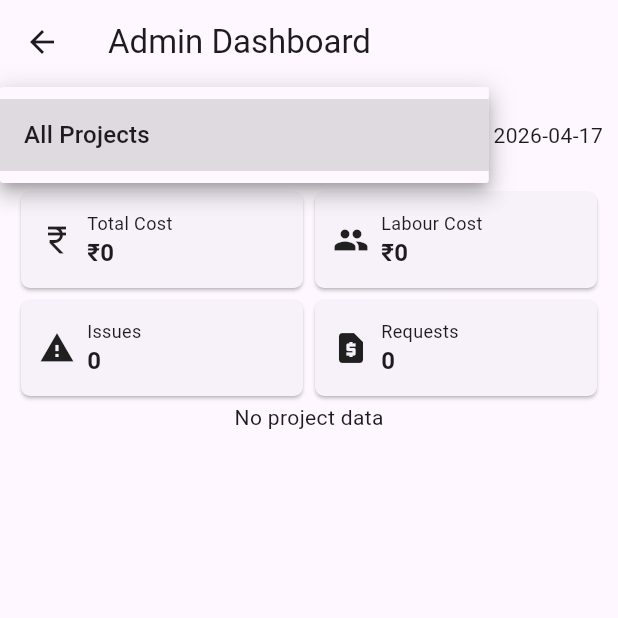
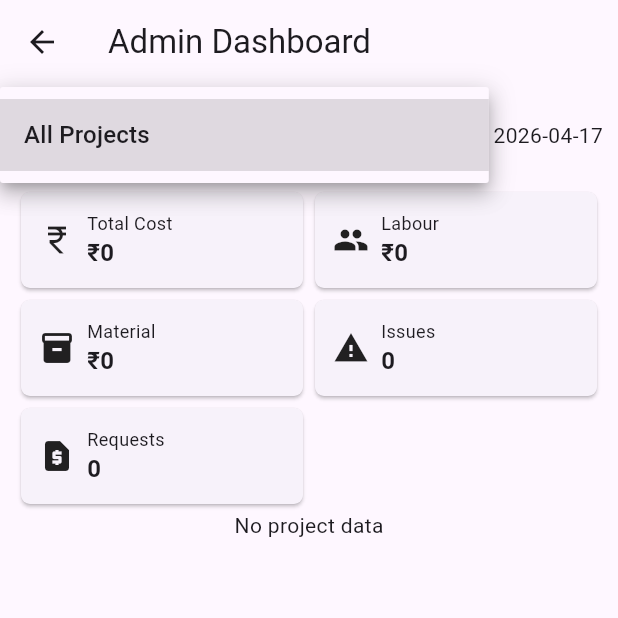
Before and after one commit to arunmohancse/site-track, a Flutter app: the AdminDashboardScreen screen opened directly, after a tap on "All Projects", on a phone screen of 412 x 824 dp, the top half of it. Run offline on Flutter 3.47's test engine with Material 3 defaults, Android fonts, the phone set to English and light mode, and no system bars; our stand-ins replace cloud_firestore, firebase_auth, firebase_core, firebase_storage, image_picker; accounts and stored records are empty.

Commit message:
material cost implementation
Signed-off-by: Arun Mohan <arunmohancse@gmail.com>

```diff
--- a/mobile/lib/features/admin/admin_dashboard_screen.dart
+++ b/mobile/lib/features/admin/admin_dashboard_screen.dart
@@ -6,12 +6,10 @@ class AdminDashboardScreen extends StatefulWidget {
   const AdminDashboardScreen({super.key});
 
   @override
-  State<AdminDashboardScreen> createState() =>
-      _AdminDashboardScreenState();
+  State<AdminDashboardScreen> createState() => _AdminDashboardScreenState();
 }
 
-class _AdminDashboardScreenState
-    extends State<AdminDashboardScreen> {
+class _AdminDashboardScreenState extends State<AdminDashboardScreen> {
   String? selectedProjectId;
   DateTime selectedDate = DateTime.now();
 
@@ -21,12 +19,12 @@ class _AdminDashboardScreenState
 
   double totalCost = 0;
   double labourCost = 0;
+  double materialCost = 0;
 
   int issuesCount = 0;
   int requestsCount = 0;
 
-  String get formattedDate =>
-      selectedDate.toIso8601String().substring(0, 10);
+  String get formattedDate => selectedDate.toIso8601String().substring(0, 10);
 
   @override
   void initState() {
@@ -64,11 +62,13 @@ class _AdminDashboardScreenState
 
       double tCost = 0;
       double lCost = 0;
+      double mCost = 0;
 
       for (var doc in expenseSnapshot.docs) {
         var data = doc.data() as Map<String, dynamic>;
         tCost += (data['totalCost'] ?? 0).toDouble();
         lCost += (data['labourCost'] ?? 0).toDouble();
+        mCost += (data['materialCost'] ?? 0).toDouble();
       }
 
       Query issueQuery = FirebaseFirestore.instance
@@ -76,8 +76,10 @@ class _AdminDashboardScreenState
           .where('date', isEqualTo: formattedDate);
 
       if (selectedProjectId != null) {
-        issueQuery =
-            issueQuery.where('projectId', isEqualTo: selectedProjectId);
+        issueQuery = issueQuery.where(
+          'projectId',
+          isEqualTo: selectedProjectId,
+        );
       }
 
       var issues = await issueQuery.get();
@@ -87,8 +89,10 @@ class _AdminDashboardScreenState
           .where('date', isEqualTo: formattedDate);
 
       if (selectedProjectId != null) {
-        requestQuery =
-            requestQuery.where('projectId', isEqualTo: selectedProjectId);
+        requestQuery = requestQuery.where(
+          'projectId',
+          isEqualTo: selectedProjectId,
+        );
       }
 
       var requests = await requestQuery.get();
@@ -96,6 +100,7 @@ class _AdminDashboardScreenState
       setState(() {
         totalCost = tCost;
         labourCost = lCost;
+        materialCost = mCost;
         issuesCount = issues.docs.length;
         requestsCount = requests.docs.length;
         isLoading = false;
@@ -112,12 +117,9 @@ class _AdminDashboardScreenState
   Future<void> loadProjectBreakdown() async {
     List<Map<String, dynamic>> result = [];
 
-    List<QueryDocumentSnapshot> filteredProjects =
-    selectedProjectId == null
+    List<QueryDocumentSnapshot> filteredProjects = selectedProjectId == null
         ? projects
-        : projects
-        .where((p) => p.id == selectedProjectId)
-        .toList();
+        : projects.where((p) => p.id == selectedProjectId).toList();
 
     for (var project in filteredProjects) {
       String projectId = project.id;
@@ -129,10 +131,15 @@ class _AdminDashboardScreenState
           .get();
 
       double totalCost = 0;
+      double labourCost = 0;
+      double materialCost = 0;
 
       for (var doc in expenseSnapshot.docs) {
-        var data = doc.data();
+        var data = doc.data() as Map<String, dynamic>;
+
         totalCost += (data['totalCost'] ?? 0).toDouble();
+        labourCost += (data['labourCost'] ?? 0).toDouble();
+        materialCost += (data['materialCost'] ?? 0).toDouble();
       }
 
       var issuesSnapshot = await FirebaseFirestore.instance
@@ -144,8 +151,10 @@ class _AdminDashboardScreenState
       result.add({
         "name": project['name'],
         "cost": totalCost,
+        "labour": labourCost,
+        "material": materialCost,
         "issues": issuesSnapshot.docs.length,
-        "id": projectId, // 🔥 IMPORTANT
+        "id": projectId,
       });
     }
 
@@ -158,9 +167,7 @@ class _AdminDashboardScreenState
     return Expanded(
       child: Card(
         elevation: 1,
-        shape: RoundedRectangleBorder(
-          borderRadius: BorderRadius.circular(6),
-        ),
+        shape: RoundedRectangleBorder(borderRadius: BorderRadius.circular(6)),
         child: Padding(
           padding: const EdgeInsets.all(12),
           child: Row(
@@ -170,8 +177,7 @@ class _AdminDashboardScreenState
               Column(
                 crossAxisAlignment: CrossAxisAlignment.start,
                 children: [
-                  Text(title,
-                      style: const TextStyle(fontSize: 12)),
+                  Text(title, style: const TextStyle(fontSize: 12)),
                   Text(
                     value,
                     style: const TextStyle(
@@ -196,15 +202,9 @@ class _AdminDashboardScreenState
             value: selectedProjectId,
             hint: const Text("All Projects"),
             items: [
-              const DropdownMenuItem(
-                value: null,
-                child: Text("All Projects"),
-              ),
+              const DropdownMenuItem(value: null, child: Text("All Projects")),
               ...projects.map(
-                    (p) => DropdownMenuItem(
-                  value: p.id,
-                  child: Text(p['name']),
-                ),
+                (p) => DropdownMenuItem(value: p.id, child: Text(p['name'])),
               ),
             ],
             onChanged: (val) {
@@ -261,7 +261,7 @@ class _AdminDashboardScreenState
                         Icons.currency_rupee,
                       ),
                       _card(
-                  "Labour Cost",
+                        "Labour",
                         "₹${labourCost.toStringAsFixed(0)}",
                         Icons.people,
                       ),
@@ -270,11 +270,27 @@ class _AdminDashboardScreenState
 
                   Row(
                     children: [
-                _card("Issues", issuesCount.toString(),
-                    Icons.warning),
-                _card("Requests",
+                      _card(
+                        "Material",
+                        "₹${materialCost.toStringAsFixed(0)}",
+                        Icons.inventory, // 🔥 better icon
+                      ),
+                      _card(
+                        "Issues",
+                        issuesCount.toString(),
+                        Icons.warning,
+                      ),
+                    ],
+                  ),
+
+                  Row(
+                    children: [
+                      _card(
+                        "Requests",
                         requestsCount.toString(),
-                    Icons.request_page),
+                        Icons.request_page,
+                      ),
+                      const Spacer(), // keeps layout clean
                     ],
                   ),
 
@@ -295,9 +311,7 @@ class _AdminDashboardScreenState
       children: [
         const SizedBox(height: 10),
         Text(
-          selectedProjectId == null
-              ? "Project Breakdown"
-              : "Project Summary",
+          selectedProjectId == null ? "Project Breakdown" : "Project Summary",
           style: const TextStyle(fontWeight: FontWeight.bold),
         ),
         const SizedBox(height: 5),
@@ -310,14 +324,15 @@ class _AdminDashboardScreenState
             ),
             child: ListTile(
               title: Text(p['name']),
-              subtitle: Text("Issues: ${p['issues']}"),
+              subtitle: Text(
+                "L: ₹${p['labour'].toStringAsFixed(0)} | M: ₹${p['material'].toStringAsFixed(0)} | Issues: ${p['issues']}",
+              ),
               trailing: Row(
                 mainAxisSize: MainAxisSize.min,
                 children: [
                   Text(
                     "₹${p['cost'].toStringAsFixed(0)}",
-                    style: const TextStyle(
-                        fontWeight: FontWeight.bold),
+                    style: const TextStyle(fontWeight: FontWeight.bold),
                   ),
                   const SizedBox(width: 6),
                   const Icon(Icons.arrow_forward_ios, size: 14),
--- a/mobile/lib/features/project/project_detail_screen.dart
+++ b/mobile/lib/features/project/project_detail_screen.dart
@@ -259,7 +259,7 @@ class _ProjectDetailScreenState extends State<ProjectDetailScreen> {
                     'labour_entries',
                     (e) => _buildListCard(
                       title: "${e['typeOfWork']} - ${e['description']}",
-                      subtitle: "₹${e['totalAmount']}",
+                      subtitle: "${e['totalAmount'] ?? 0}",
                       onEdit: () => _openLabourEdit(e),
                       onDelete: () => _deleteItem('labour_entries', e.id),
                     ),
```
Also changed, not shown: mobile/lib/features/materials/add_material_received_screen.dart (+11 -0 lines), 1 other file. Lines whose indentation alone changed are shown as unchanged.
